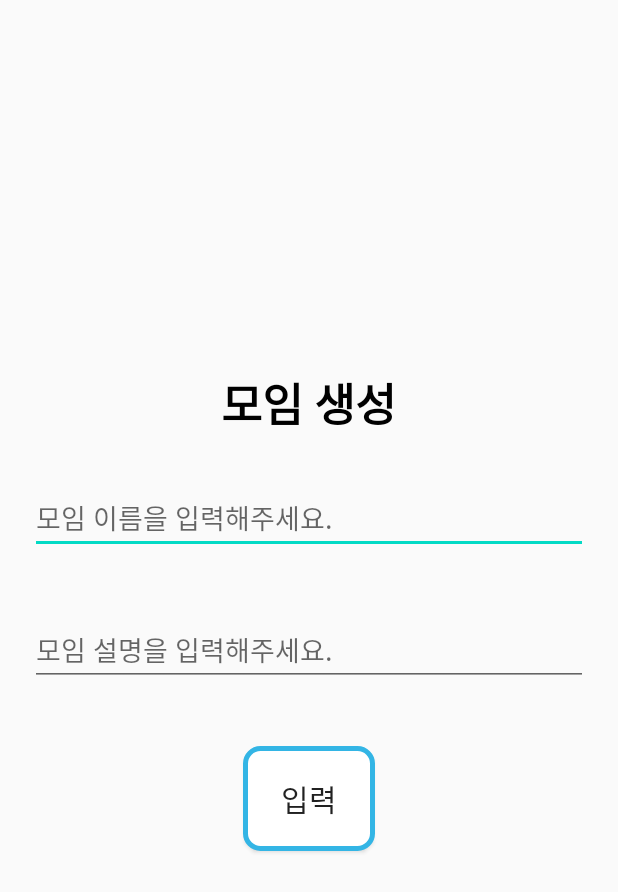
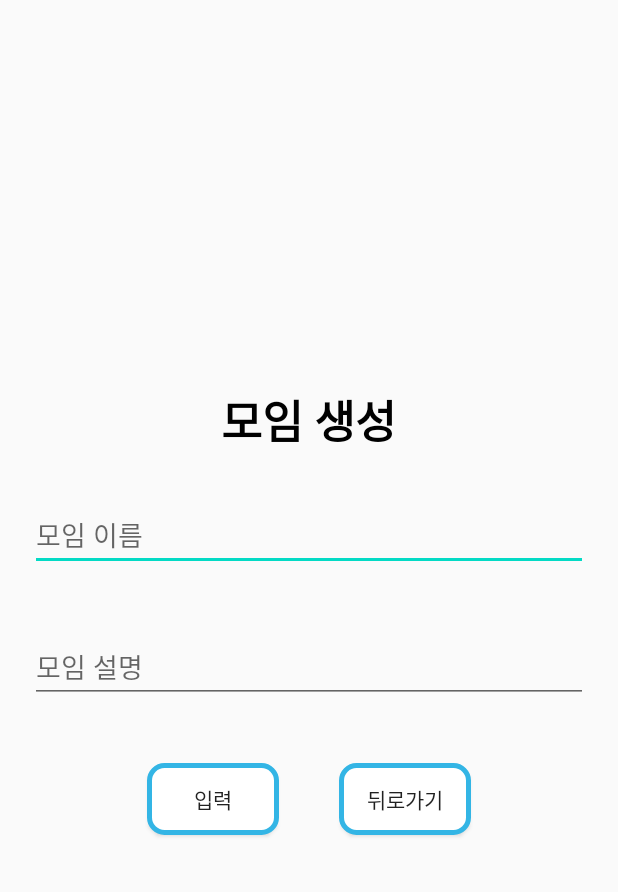
Before and after one commit to team-MMM/MMMMeeting, an Android app: the MakeMeetingActivity screen opened directly, with no data from a screen before it, on a phone screen of 412 x 824 dp. Shown: the top 892 px of the screen. Run offline under Robolectric (Android 15) with nearby library versions, the phone set to English and light mode, and no system bars; our stand-ins replace Firebase (no records; nobody signed in at launch, a user with empty details on screens opened directly).

Commit message:
UI change

```diff
--- a/app/src/main/java/com/example/mmmmeeting/activity/MainActivity.java
+++ b/app/src/main/java/com/example/mmmmeeting/activity/MainActivity.java
@@ -146,6 +146,7 @@ public class MainActivity extends BasicActivity implements View.OnClickListener
         switch (v.getId()){
             case (R.id.meetingAdd):
                 myStartActivity(MakeMeetingActivity.class);
+                finish();
                 break;
             case(R.id.meetingDelete):
                 myStartActivity(MeetingDeleteActivity.class);
--- a/app/src/main/res/layout/activity_make_meeting.xml
+++ b/app/src/main/res/layout/activity_make_meeting.xml
@@ -22,7 +22,7 @@
         android:layout_height="wrap_content"
         android:layout_margin="20sp"
         android:ems="10"
-        android:hint="모임 이름을 입력해주세요."
+        android:hint="모임 이름"
         android:inputType="textPersonName" />
 
     <EditText
@@ -31,17 +31,35 @@
         android:layout_height="wrap_content"
         android:layout_margin="20sp"
         android:ems="10"
-        android:hint="모임 설명을 입력해주세요."
+        android:hint="모임 설명"
         android:inputType="textPersonName" />
 
-    <Button
-        android:id="@+id/makeMeetingBtn"
+    <LinearLayout
         android:layout_width="wrap_content"
         android:layout_height="wrap_content"
-        android:text="입력"
-        android:padding="20sp"
-        android:layout_margin="20sp"
-        android:background="@drawable/button_shape"
-        android:textSize="20sp"/>
+        android:gravity="center">
+
+        <Button
+            android:id="@+id/makeMeetingBtn"
+            android:layout_width="wrap_content"
+            android:layout_height="wrap_content"
+            android:text="입력"
+            android:padding="10sp"
+            android:layout_margin="20sp"
+            android:background="@drawable/button_shape"
+            />
+
+        <Button
+            android:id="@+id/backBtn1"
+            android:layout_width="wrap_content"
+            android:layout_height="wrap_content"
+            android:layout_margin="20sp"
+            android:padding="10sp"
+            android:text="뒤로가기"
+            android:background="@drawable/button_shape"
+            />
+
+    </LinearLayout>
+
 
 </LinearLayout>
```
Also changed, not shown: app/src/main/java/com/example/mmmmeeting/activity/MakeMeetingActivity.java (+8 -1 lines), app/src/main/java/com/example/mmmmeeting/activity/MeetingAttendActivity.java (+4 -4 lines), app/src/main/java/com/example/mmmmeeting/activity/MeetingDeleteActivity.java (+9 -1 lines), app/src/main/res/layout/activity_meeting_attend.xml (+5 -5 lines), app/src/main/res/layout/activity_meeting_delete.xml (+25 -7 lines).
